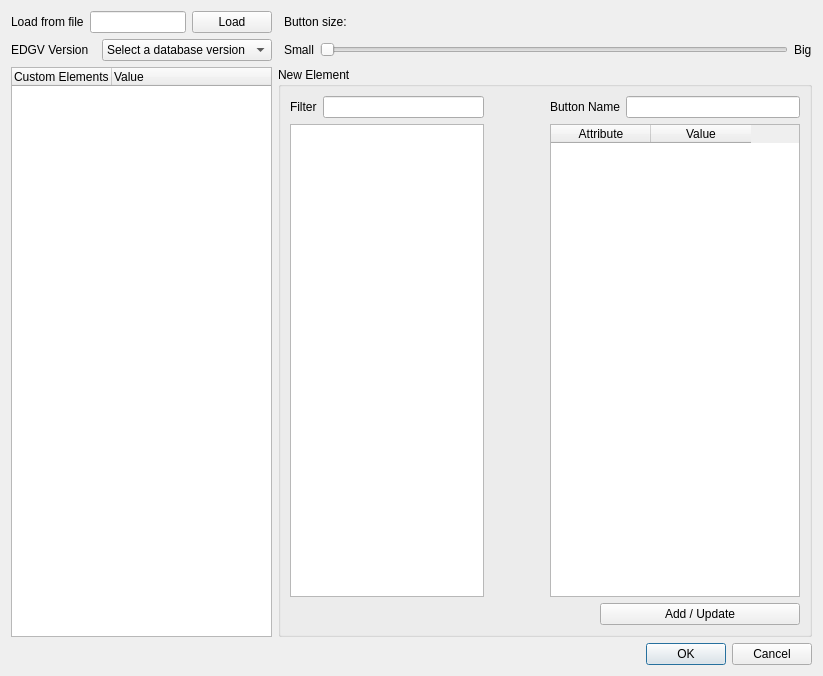
dsgoficial/DsgTools, file ProductionTools/field_setup.ui: the form before one commit.
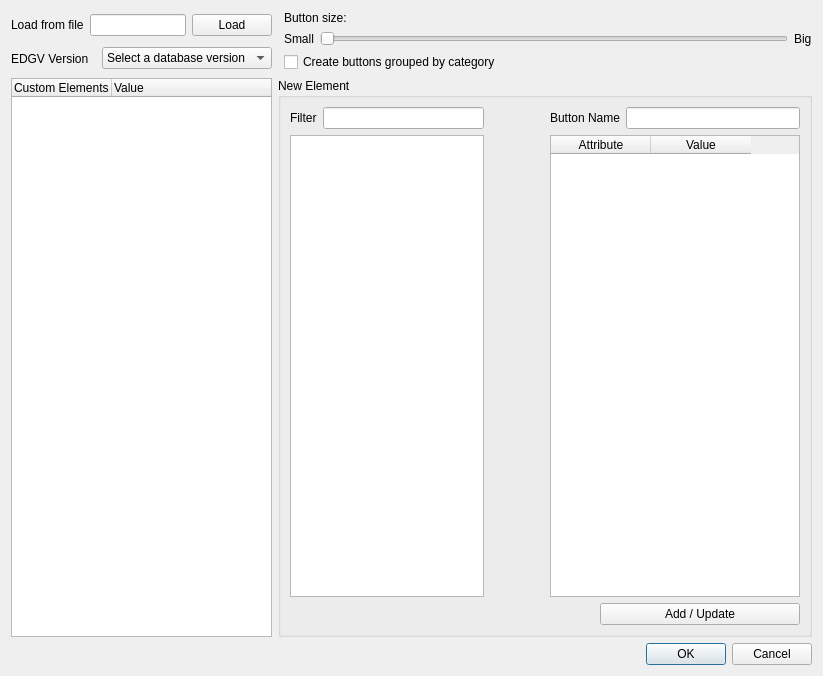
The form after the commit.

Commit message: Now the user can choose to create the buttons grouping by category.

What changed in the file:
```diff
--- a/ProductionTools/field_setup.ui
+++ b/ProductionTools/field_setup.ui
@@ -72,6 +72,13 @@
        </item>
       </layout>
      </item>
+     <item>
+      <widget class="QCheckBox" name="checkBox">
+       <property name="text">
+        <string>Create buttons grouped by category</string>
+       </property>
+      </widget>
+     </item>
     </layout>
    </item>
    <item row="1" column="0">
```
The commit also changes 1 other file.
